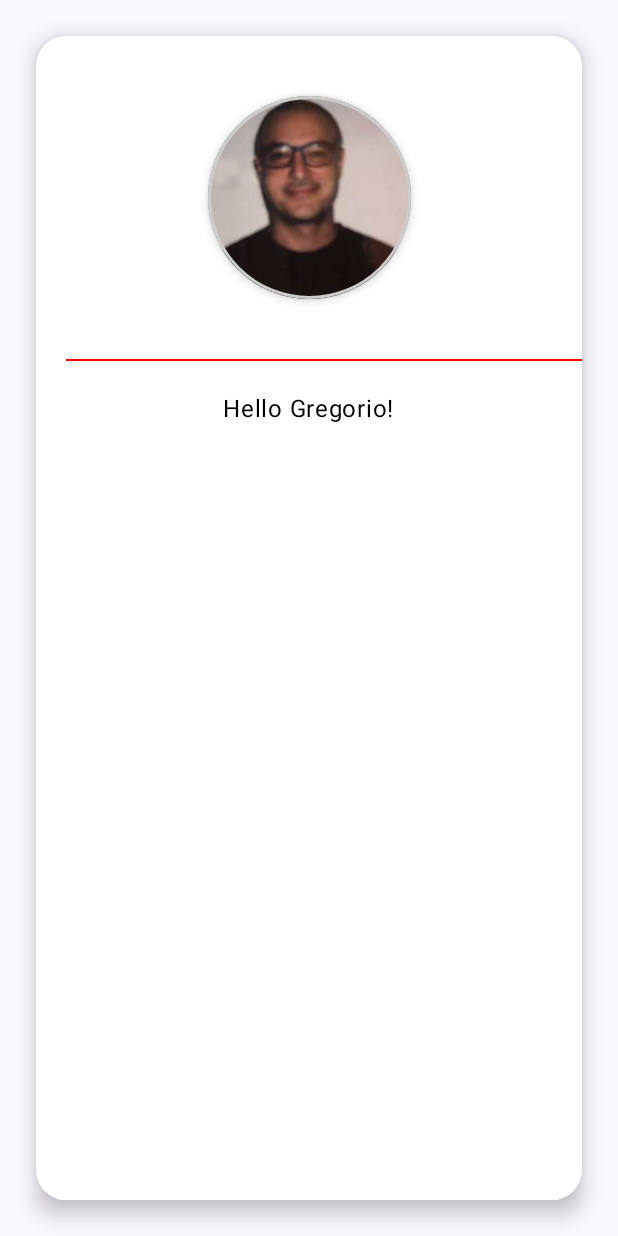
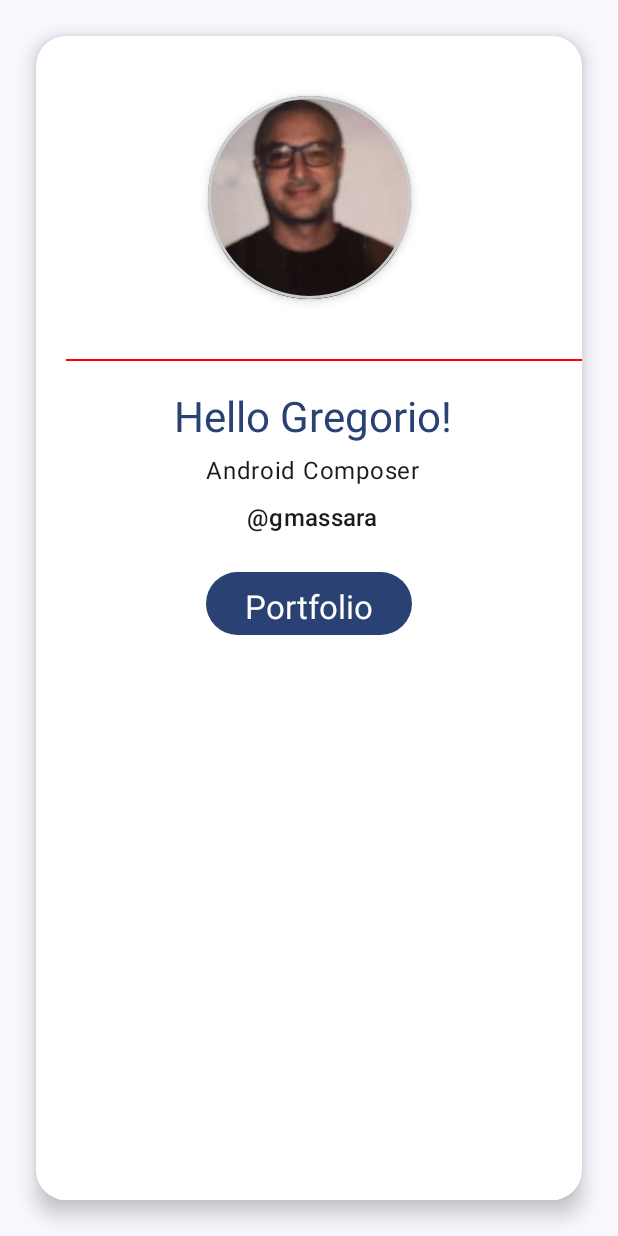
Before and after one commit to gregoriomassarabbc/ORJetPack, an Android app built with Jetpack Compose: the screen it shows after launch (MainActivity), on a phone screen of 412 x 824 dp. Run offline under Robolectric (Android 15) with nearby library versions, the phone set to English and light mode, and no system bars.

Commit message:
Add Button

```diff
--- a/app/src/main/java/uk/co/bbc/orjetpack/MainActivity.kt
+++ b/app/src/main/java/uk/co/bbc/orjetpack/MainActivity.kt
@@ -1,6 +1,7 @@
 package uk.co.bbc.orjetpack
 
 import android.os.Bundle
+import android.util.Log
 import androidx.activity.ComponentActivity
 import androidx.activity.compose.setContent
 import androidx.compose.foundation.BorderStroke
@@ -17,6 +18,7 @@ import androidx.compose.foundation.layout.width
 import androidx.compose.foundation.shape.CircleShape
 import androidx.compose.foundation.shape.CornerSize
 import androidx.compose.foundation.shape.RoundedCornerShape
+import androidx.compose.material3.Button
 import androidx.compose.material3.Card
 import androidx.compose.material3.CardDefaults
 import androidx.compose.material3.Divider
@@ -75,14 +77,28 @@ fun CreateBizCard() {
             ) {
                 CreateImageProfile(modifier = Modifier.padding(40.dp))
                 Divider(
-                    modifier = Modifier.padding(20.dp, top = 0.dp, bottom = 20.dp), color = Color.Red,
+                    modifier = Modifier.padding(20.dp, top = 0.dp, bottom = 20.dp),
+                    color = Color.Red,
                     thickness = 1.dp
                 )
-                Greeting(
+                CreateInfo(
                     name = "Gregorio",
                     modifier = Modifier
                         .align(Alignment.CenterHorizontally)
                 )
+                Button(modifier = Modifier.padding(1.dp),
+                    onClick = {
+                        Log.d("DEBUG", "Button Clicked!")
+
+                    }
+                ) {
+                    Text(
+                        text = "Portfolio",
+                        modifier = Modifier.padding(2.dp),
+                        style = MaterialTheme.typography.titleLarge
+                    )
+
+                }
             }
         }
     }
@@ -109,12 +125,30 @@ private fun CreateImageProfile(modifier: Modifier = Modifier) {
 }
 
 @Composable
-fun Greeting(name: String, modifier: Modifier = Modifier) {
-    Text(
-        text = "Hello $name!",
-        modifier,
-        color = Color.Black
-    )
+private fun CreateInfo(name: String, modifier: Modifier = Modifier) {
+    Column(
+        modifier = Modifier.padding(5.dp, bottom = 20.dp),
+        verticalArrangement = Arrangement.Top,
+        horizontalAlignment = Alignment.CenterHorizontally
+    ) {
+
+        Text(
+            text = "Hello $name!",
+            modifier,
+            color = MaterialTheme.colorScheme.primary,
+            style = MaterialTheme.typography.headlineMedium,
+        )
+        Text(
+            text = "Android Composer",
+            modifier = Modifier.padding(5.dp)
+        )
+        Text(
+            text = "@gmassara",
+            modifier = Modifier.padding(2.dp),
+            style = MaterialTheme.typography.titleMedium,
+        )
+    }
+
 }
 
 @Preview(showBackground = true)
```
